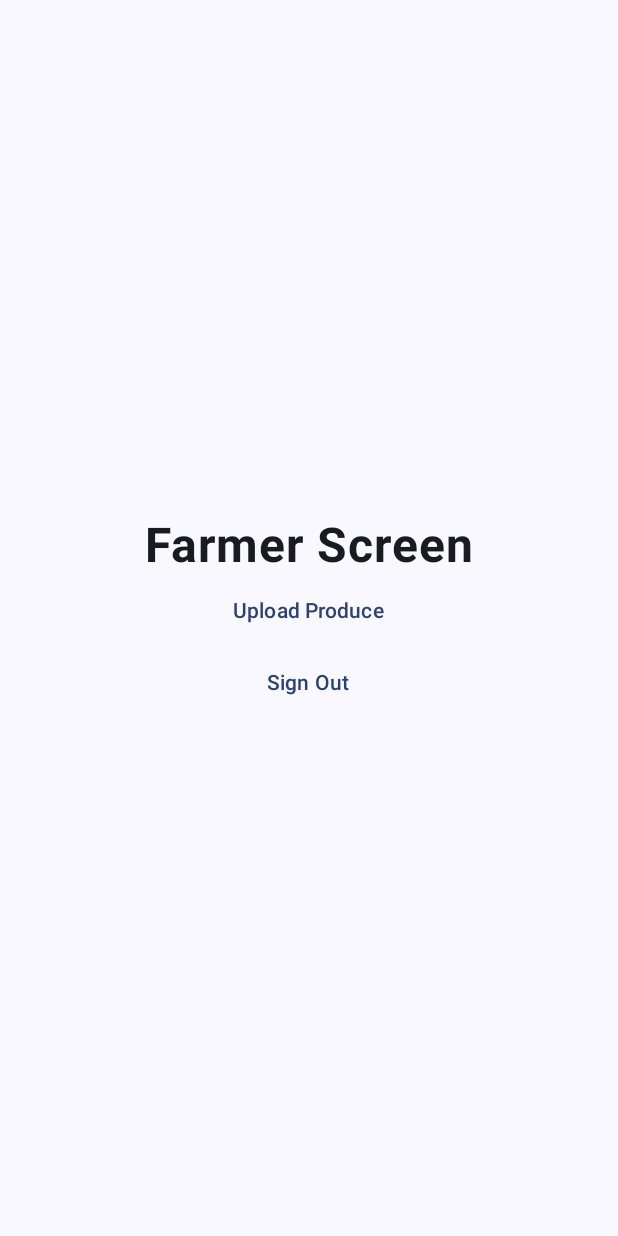
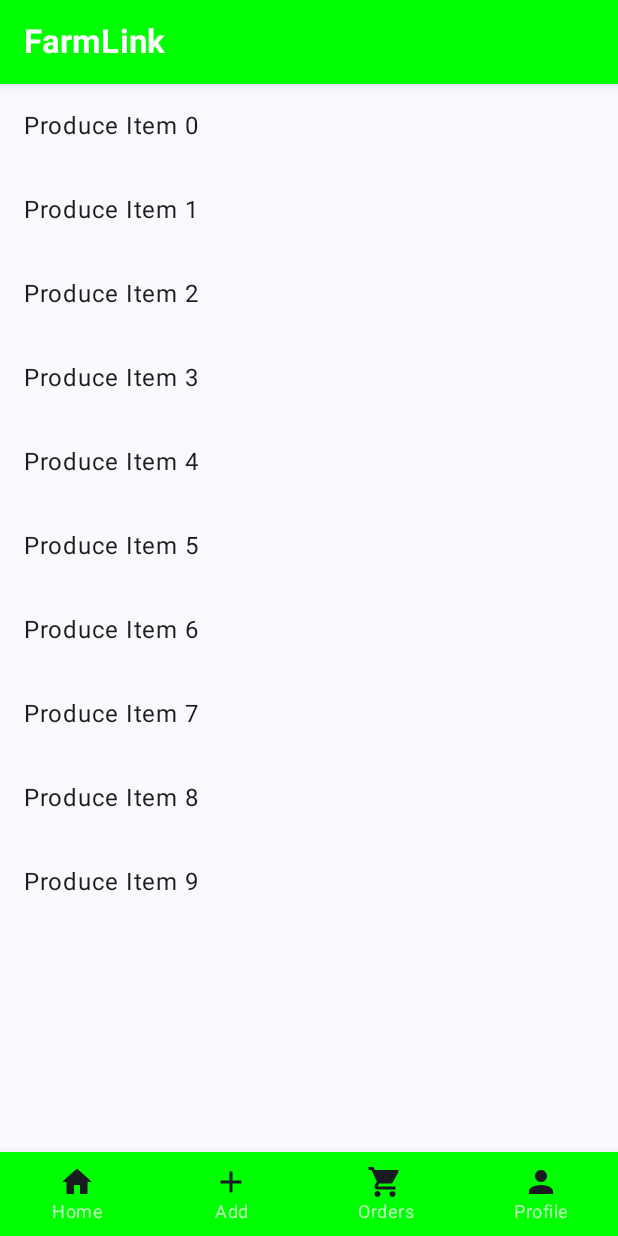
Before and after one commit to Gopal0Gupta/FarmLink, an Android app built with Jetpack Compose: the FarmerScreen screen opened through its navigation route, on a phone screen of 412 x 824 dp. Run offline under Robolectric (Android 15) with nearby library versions, the phone set to English and light mode, and no system bars; our stand-ins replace Firebase (no records; nobody signed in at launch, a user with empty details on screens opened directly), livedata-compose.

Commit message:
FarmLink

```diff
--- a/app/src/main/java/com/doraemon/farmlink/FarmLinkNavigation.kt
+++ b/app/src/main/java/com/doraemon/farmlink/FarmLinkNavigation.kt
@@ -5,7 +5,10 @@ import androidx.compose.ui.Modifier
 import androidx.navigation.compose.NavHost
 import androidx.navigation.compose.composable
 import androidx.navigation.compose.rememberNavController
-import com.doraemon.farmlink.Screens.AddProduceScreen
+import com.doraemon.farmlink.FarmerScreens.AddProduceScreen
+import com.doraemon.farmlink.FarmerScreens.HomeScreen
+import com.doraemon.farmlink.FarmerScreens.ProfileScreen
+import com.doraemon.farmlink.FarmerScreens.TransactionScreen
 import com.doraemon.farmlink.Screens.BuyerScreen
 import com.doraemon.farmlink.Screens.FarmerScreen
 import com.doraemon.farmlink.Screens.LoginScreen
@@ -25,11 +28,8 @@ fun FarmLinkNavigation(modifier: Modifier, authViewModel: authViewModel, farmerV
         composable("role"){
             RoleScreen(modifier, navController, authViewModel)
         }
-        composable("addproduce"){
-            AddProduceScreen(modifier, navController, authViewModel, farmerViewModel)
-        }
         composable("farmer"){
-            FarmerScreen(modifier, navController, authViewModel, farmerViewModel)
+            FarmerScreen(authViewModel)
         }
         composable("buyer"){
             BuyerScreen(modifier, navController, authViewModel)
--- /dev/null
+++ b/app/src/main/java/com/doraemon/farmlink/FarmerNavigation.kt
@@ -0,0 +1,31 @@
+package com.doraemon.farmlink
+
+import androidx.compose.foundation.layout.PaddingValues
+import androidx.compose.foundation.layout.padding
+import androidx.compose.runtime.Composable
+import androidx.compose.ui.Modifier
+import androidx.navigation.NavHostController
+import androidx.navigation.compose.NavHost
+import androidx.navigation.compose.composable
+import com.doraemon.farmlink.FarmerScreens.AddProduceScreen
+import com.doraemon.farmlink.FarmerScreens.HomeScreen
+import com.doraemon.farmlink.FarmerScreens.ProfileScreen
+import com.doraemon.farmlink.FarmerScreens.TransactionScreen
+
+@Composable
+fun FarmerNavigation(authViewModel: authViewModel,navController: NavHostController, paddingValues: PaddingValues) {
+    NavHost(navController, startDestination = "home", Modifier.padding(paddingValues)) {
+        composable("home") {
+            HomeScreen()
+        }
+        composable("produce") {
+            AddProduceScreen()
+        }
+        composable("transaction") {
+            TransactionScreen()
+        }
+        composable("profile") {
+            ProfileScreen(authViewModel)
+        }
+    }
+}
--- /dev/null
+++ b/app/src/main/java/com/doraemon/farmlink/FarmerScreens/HomeScreen.kt
@@ -0,0 +1,17 @@
+package com.doraemon.farmlink.FarmerScreens
+
+import androidx.compose.foundation.layout.padding
+import androidx.compose.foundation.lazy.LazyColumn
+import androidx.compose.material3.Text
+import androidx.compose.runtime.Composable
+import androidx.compose.ui.Modifier
+import androidx.compose.ui.unit.dp
+
+@Composable
+fun HomeScreen() {
+    LazyColumn {
+        items(10) { index ->
+            Text(text = "Produce Item $index", modifier = Modifier.padding(16.dp))
+        }
+    }
+}
--- a/app/src/main/java/com/doraemon/farmlink/Screens/FarmerScreen.kt
+++ b/app/src/main/java/com/doraemon/farmlink/Screens/FarmerScreen.kt
@@ -9,17 +9,25 @@ import androidx.compose.foundation.layout.Arrangement
 import androidx.compose.foundation.layout.Column
 import androidx.compose.foundation.layout.Spacer
 import androidx.compose.foundation.layout.fillMaxSize
-import androidx.compose.foundation.layout.fillMaxWidth
-import androidx.compose.foundation.layout.height
-import androidx.compose.foundation.layout.padding
-import androidx.compose.foundation.layout.size
-import androidx.compose.foundation.text.KeyboardOptions
+import androidx.compose.material.TopAppBar
+import androidx.compose.material.Text
+import androidx.compose.ui.graphics.Color
+import androidx.compose.material.BottomNavigation
+import androidx.compose.material.BottomNavigationItem
+import androidx.compose.material.icons.Icons
+import androidx.compose.material.icons.filled.Add
+import androidx.compose.material.icons.filled.Home
+import androidx.compose.material.icons.filled.Person
+import androidx.compose.material.icons.filled.ShoppingCart
 import androidx.compose.material3.Button
 import androidx.compose.material3.ExperimentalMaterial3Api
+import androidx.compose.material3.Icon
 import androidx.compose.material3.MaterialTheme
+import androidx.compose.material3.Scaffold
 import androidx.compose.material3.Text
 import androidx.compose.material3.TextButton
 import androidx.compose.material3.TextField
+import androidx.compose.material3.TopAppBar
 import androidx.compose.runtime.Composable
 import androidx.compose.runtime.LaunchedEffect
 import androidx.compose.runtime.getValue
@@ -35,19 +43,19 @@ import androidx.compose.ui.text.input.KeyboardType
 import androidx.compose.ui.unit.dp
 import androidx.compose.ui.unit.sp
 import androidx.navigation.NavController
+import androidx.navigation.NavHostController
+import androidx.navigation.compose.rememberNavController
 import coil.compose.rememberAsyncImagePainter
 import coil.compose.rememberImagePainter
 import com.doraemon.farmlink.AuthState
+import com.doraemon.farmlink.FarmerNavigation
 import com.doraemon.farmlink.FarmerViewModel
 import com.doraemon.farmlink.authViewModel
 
+@OptIn(ExperimentalMaterial3Api::class)
 @Composable
-fun FarmerScreen(
-    modifier: Modifier,
-    navController: NavController,
-    authViewModel: authViewModel,
-    farmerViewModel: FarmerViewModel
-) {
+fun FarmerScreen(authViewModel: authViewModel) {
+    val navController = rememberNavController()
     val context = LocalContext.current
     BackHandler {
         (context as? ComponentActivity)?.finish() // Close the app
@@ -57,6 +65,59 @@ fun FarmerScreen(
         verticalArrangement = Arrangement.Center,
         horizontalAlignment = Alignment.CenterHorizontally
     ) {
+        Scaffold(
+            topBar = {
+                TopAppBar(
+                    title = { Text(
+                            text = "FarmLink",
+                            fontSize = 22.sp,
+                            fontWeight = FontWeight.Bold ) },
+                    backgroundColor = Color.Green,
+                    contentColor = Color.White
+                )
+            },
+            bottomBar = {
+                BottomNavigationBar(navController)
+            }
+        ) { paddingValues ->
+            FarmerNavigation(authViewModel,navController, paddingValues)
+        }
+    }
+}
+@Composable
+fun BottomNavigationBar(navController: NavHostController) {
+    BottomNavigation(
+        backgroundColor = Color.Green,
+        contentColor = Color.White
+    ) {
+        BottomNavigationItem(
+            icon = { Icon(Icons.Default.Home, contentDescription = "Home") },
+            label = { Text("Home") },
+            selected = false, // Later, add state management for selection
+            onClick = { navController.navigate("home") }
+        )
+        BottomNavigationItem(
+            icon = { Icon(Icons.Default.Add, contentDescription = "Add Produce") },
+            label = { Text("Add") },
+            selected = false,
+            onClick = { navController.navigate("produce") }
+        )
+        BottomNavigationItem(
+            icon = { Icon(Icons.Default.ShoppingCart, contentDescription = "Transactions") },
+            label = { Text("Orders") },
+            selected = false,
+            onClick = { navController.navigate("transaction") }
+        )
+        BottomNavigationItem(
+            icon = { Icon(Icons.Default.Person, contentDescription = "Profile") },
+            label = { Text("Profile") },
+            selected = false,
+            onClick = { navController.navigate("profile") }
+        )
+    }
+}
+
+/*
        val authState = authViewModel.authState.observeAsState()
        val context = LocalContext.current
        LaunchedEffect(authState.value){
@@ -80,5 +141,4 @@ fun FarmerScreen(
        }) {
            Text(text = "Sign Out")
        }
-    }
-}
+       */
```
Also changed, not shown: app/build.gradle (+5 -2 lines), app/src/main/java/com/doraemon/farmlink/FarmerScreens/AddProduceScreen.kt (renamed from app/src/main/java/com/doraemon/farmlink/Screens/AddProduceScreen.kt, +12 -27 lines), app/src/main/java/com/doraemon/farmlink/FarmerScreens/ProfileScreen.kt (added, +29 -0 lines), app/src/main/java/com/doraemon/farmlink/FarmerScreens/TransactionScreen.kt (added, +17 -0 lines). Lines whose indentation alone changed are shown as unchanged.
